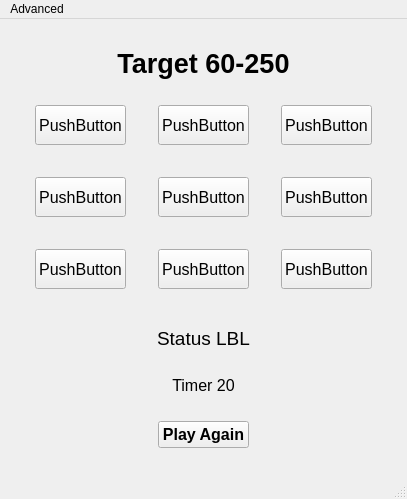
Before: the Qt Designer form advancedwindow.ui in Pubzzz/TargetSumQtApplication, drawn with Qt 5.
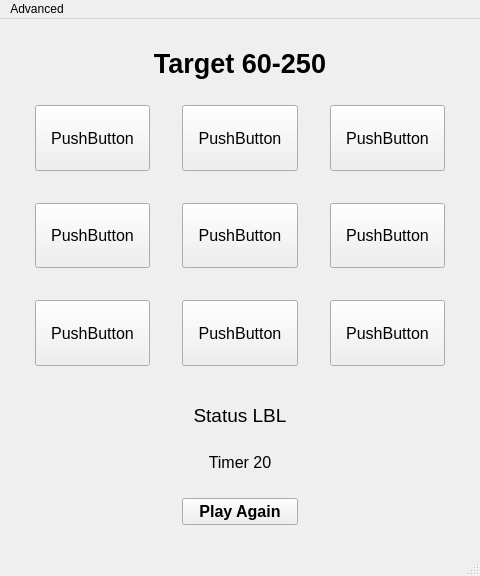
After: the same form once the commit is applied. Icons and pictures are not drawn.

The edit to the form file:
```diff
--- a/advancedwindow.ui
+++ b/advancedwindow.ui
@@ -2,6 +2,14 @@
 <ui version="4.0">
  <class>AdvancedWindow</class>
  <widget class="QMainWindow" name="AdvancedWindow">
+  <property name="geometry">
+   <rect>
+    <x>0</x>
+    <y>0</y>
+    <width>480</width>
+    <height>576</height>
+   </rect>
+  </property>
   <property name="windowTitle">
    <string>MainWindow</string>
   </property>
@@ -531,7 +539,7 @@
     <rect>
      <x>0</x>
      <y>0</y>
-     <width>602</width>
+     <width>480</width>
      <height>25</height>
     </rect>
    </property>
```
Left out of the diff: 24 changed lines with no effect on the pictures.
